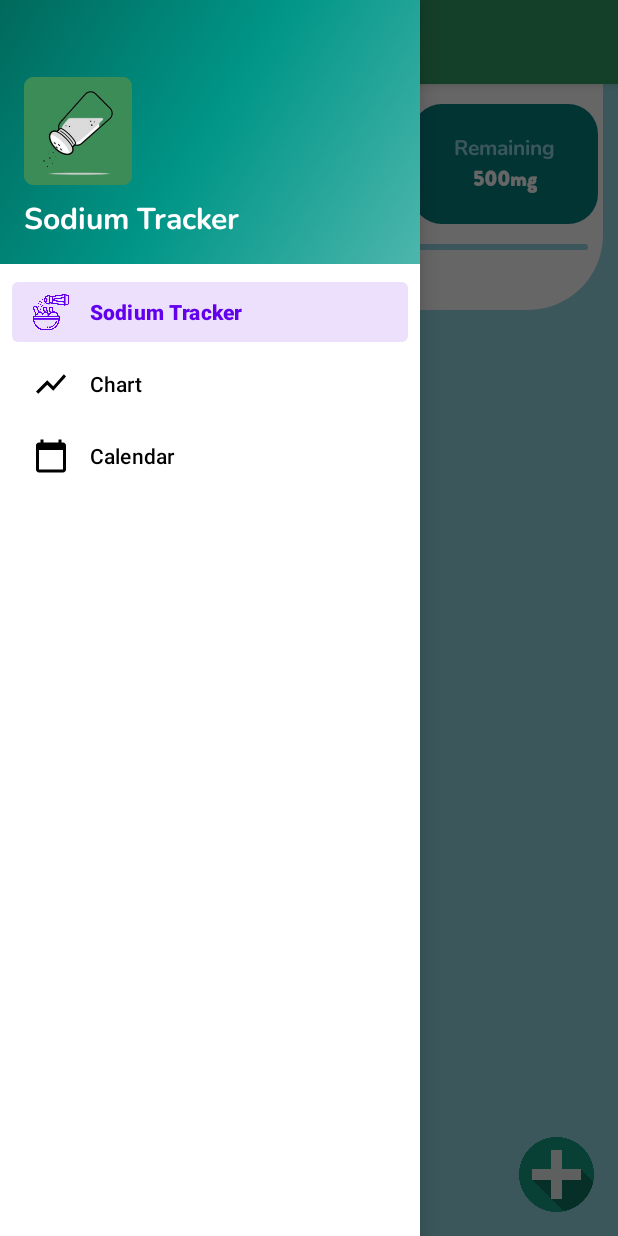
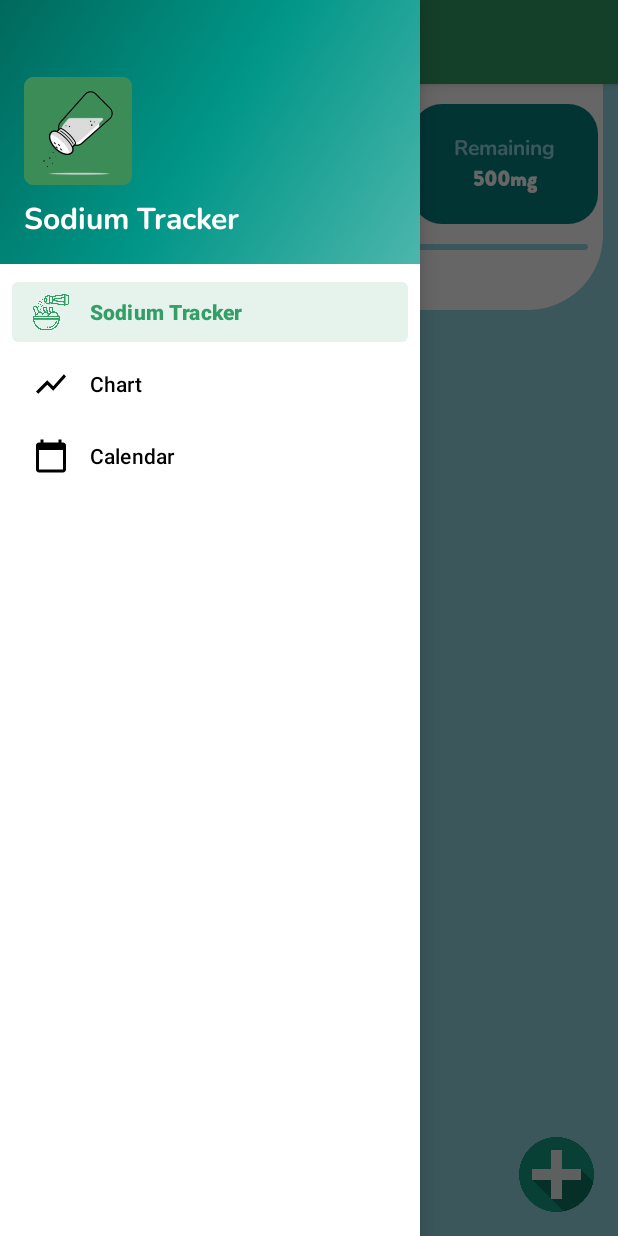
Before and after one commit to hadiHome/Sodium-Tracker, an Android app: the screen it shows after launch (MainActivity), with the side drawer open, on a phone screen of 412 x 824 dp. Run offline under Robolectric (Android 15) with nearby library versions, the phone set to English and light mode, and no system bars; our stand-ins replace AdMob, Room's generated code, navigation-ui; 4 statements that could not run were skipped.

Commit message:
switch branch

```diff
--- a/app/src/main/res/values-night/themes.xml
+++ b/app/src/main/res/values-night/themes.xml
@@ -2,7 +2,7 @@
     <!-- Base application theme. -->
     <style name="Theme.SodiumTracker" parent="Theme.MaterialComponents.DayNight.DarkActionBar">
         <!-- Primary brand color. -->
-        <item name="colorPrimary">@color/purple_200</item>
+        <item name="colorPrimary">@color/gree</item>
         <item name="colorPrimaryVariant">@color/purple_700</item>
         <item name="colorOnPrimary">@color/black</item>
         <!-- Secondary brand color. -->
--- a/app/src/main/res/values/themes.xml
+++ b/app/src/main/res/values/themes.xml
@@ -2,7 +2,7 @@
     <!-- Base application theme. -->
     <style name="Theme.SodiumTracker" parent="Theme.MaterialComponents.DayNight.DarkActionBar">
         <!-- Primary brand color. -->
-        <item name="colorPrimary">@color/purple_500</item>
+        <item name="colorPrimary">@color/gree</item>
         <item name="colorPrimaryVariant">@color/purple_700</item>
         <item name="colorOnPrimary">@color/white</item>
         <!-- Secondary brand color. -->
```
Also changed, not shown: app/src/main/java/com/sodiumtracker/activities/DetailConsumptionByDateActivity.java (+6 -1 lines).
